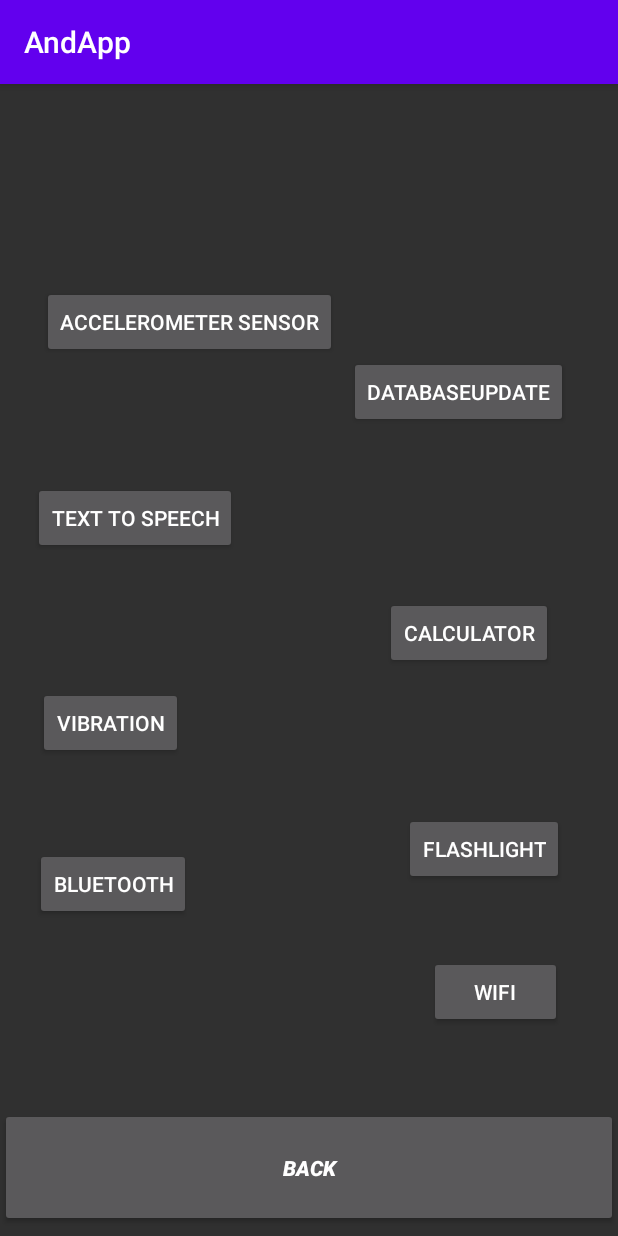
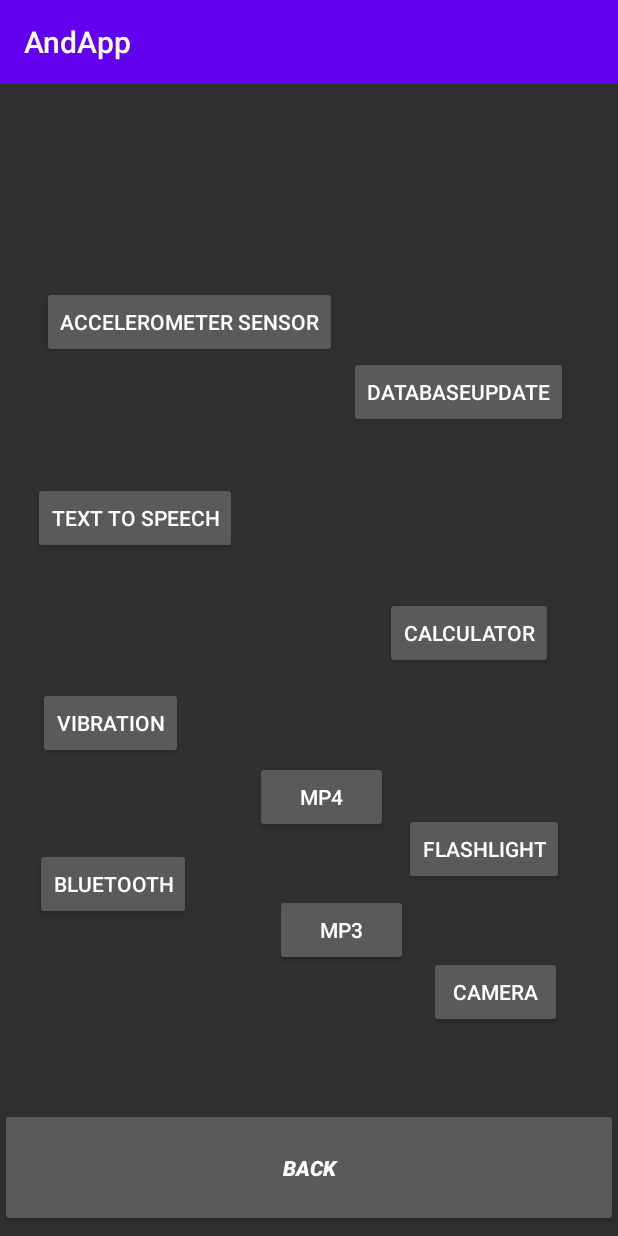
Before and after one commit to MeAdarshMishra/AndApp, an Android app: the AllApp screen opened directly, with no data from a screen before it, on a phone screen of 412 x 824 dp. Run offline under Robolectric (Android 15) with nearby library versions, the phone set to English and light mode, and no system bars.

Commit message:
Android Application

```diff
--- a/app/src/main/java/com/example/andapp/AllApp.java
+++ b/app/src/main/java/com/example/andapp/AllApp.java
@@ -8,7 +8,7 @@ import android.widget.Button;
 import androidx.appcompat.app.AppCompatActivity;
 
 public class AllApp extends AppCompatActivity {
-    Button b1, b2, b3, b4, b5, b6, b7, b8, b9;
+    Button b1, b2, b3, b4, b5, b6, b7, b8, b9, b10, b11;
 
     @Override
     protected void onCreate(Bundle savedInstanceState) {
@@ -23,6 +23,8 @@ public class AllApp extends AppCompatActivity {
         b7 = findViewById(R.id.ttspeechall);
         b8 = findViewById(R.id.vibrationall);
         b9 = findViewById(R.id.wifiall);
+        b10 = findViewById(R.id.mp3all);
+        b11 = findViewById(R.id.mp4all);
         b1.setOnClickListener(new View.OnClickListener() {
             @Override
             public void onClick(View v) {
@@ -95,5 +97,21 @@ public class AllApp extends AppCompatActivity {
                 finish();
             }
         });
+        b10.setOnClickListener(new View.OnClickListener() {
+            @Override
+            public void onClick(View v) {
+                Intent mp3 = new Intent(AllApp.this, MediaPlayermp3.class);
+                startActivity(mp3);
+                finish();
+            }
+        });
+        b11.setOnClickListener(new View.OnClickListener() {
+            @Override
+            public void onClick(View v) {
+                Intent mp4 = new Intent(AllApp.this, MediaPlayermp4.class);
+                startActivity(mp4);
+                finish();
+            }
+        });
     }
 }
--- a/app/src/main/res/layout/activity_all_app.xml
+++ b/app/src/main/res/layout/activity_all_app.xml
@@ -101,5 +101,30 @@
         android:layout_marginStart="286dp"
         android:layout_marginTop="581dp"
         android:layout_marginEnd="37dp"
-        android:text="WIFI" />
+        android:text="Camera" />
+
+    <Button
+        android:id="@+id/mp3all"
+        android:layout_width="wrap_content"
+        android:layout_height="wrap_content"
+        android:layout_alignParentStart="true"
+        android:layout_alignParentTop="true"
+        android:layout_alignParentEnd="true"
+        android:layout_marginStart="183dp"
+        android:layout_marginTop="540dp"
+        android:layout_marginEnd="140dp"
+        android:text="MP3" />
+
+    <Button
+        android:id="@+id/mp4all"
+        android:layout_width="wrap_content"
+        android:layout_height="wrap_content"
+        android:layout_alignParentStart="true"
+        android:layout_alignParentTop="true"
+        android:layout_alignParentEnd="true"
+        android:layout_centerHorizontal="true"
+        android:layout_marginStart="170dp"
+        android:layout_marginTop="451dp"
+        android:layout_marginEnd="153dp"
+        android:text="MP4" />
 </RelativeLayout>
```
